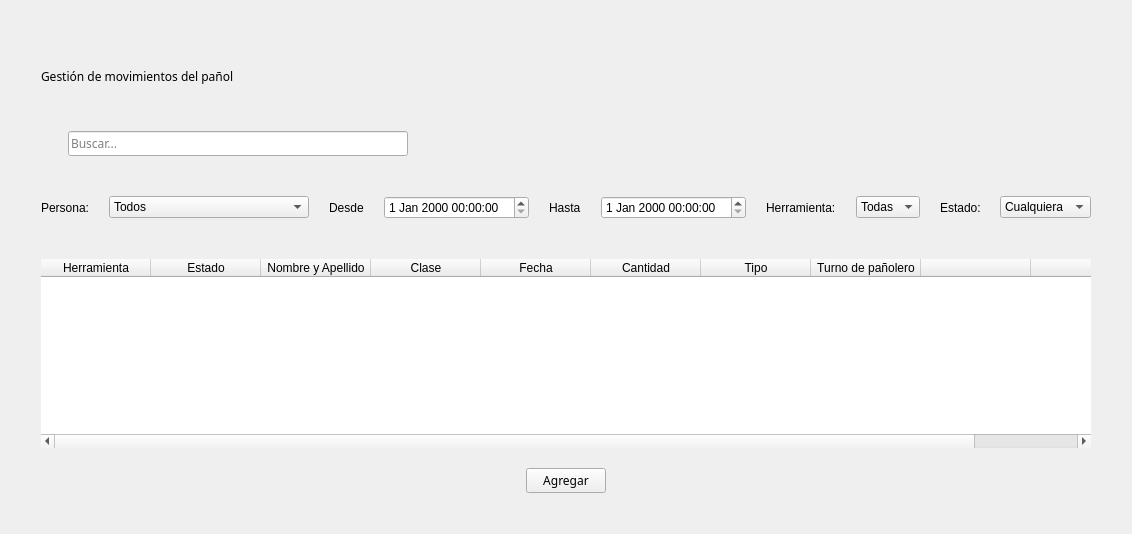
Before: the Qt Designer form blustock/ui/screens_uis/movimientos.ui in MaxAPBusiness/Blustock, drawn with Qt 5.
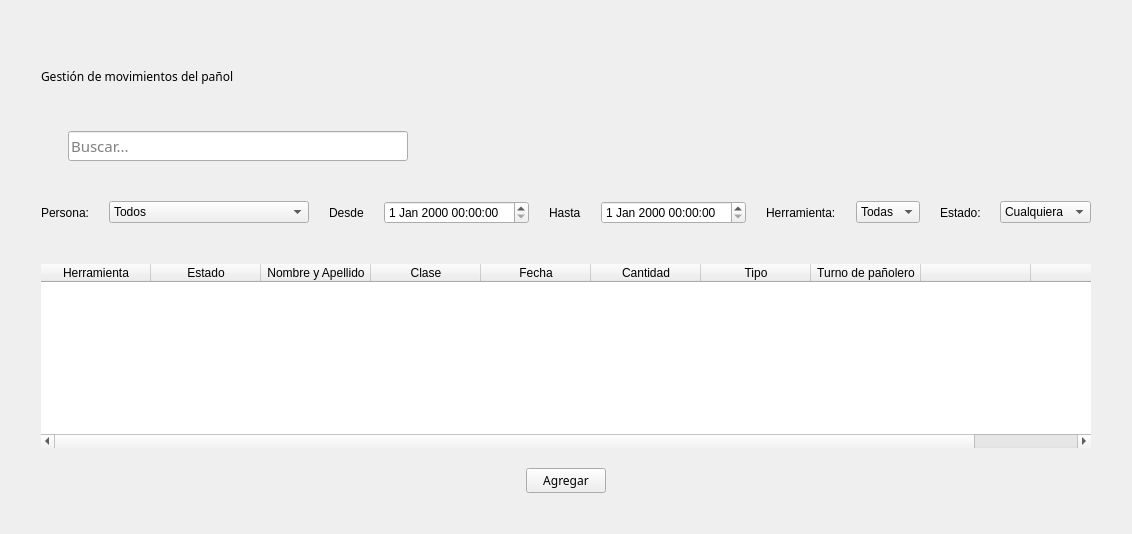
After: the same form once the commit is applied. Icons and pictures are not drawn.

```diff
--- a/blustock/ui/screens_uis/movimientos.ui
+++ b/blustock/ui/screens_uis/movimientos.ui
@@ -95,6 +95,8 @@
          <property name="font">
           <font>
            <family>Oswald</family>
+           <pointsize>11</pointsize>
+           <weight>50</weight>
            <bold>false</bold>
           </font>
          </property>
```
Left out of the diff: 4 changed lines with no effect on the pictures.
